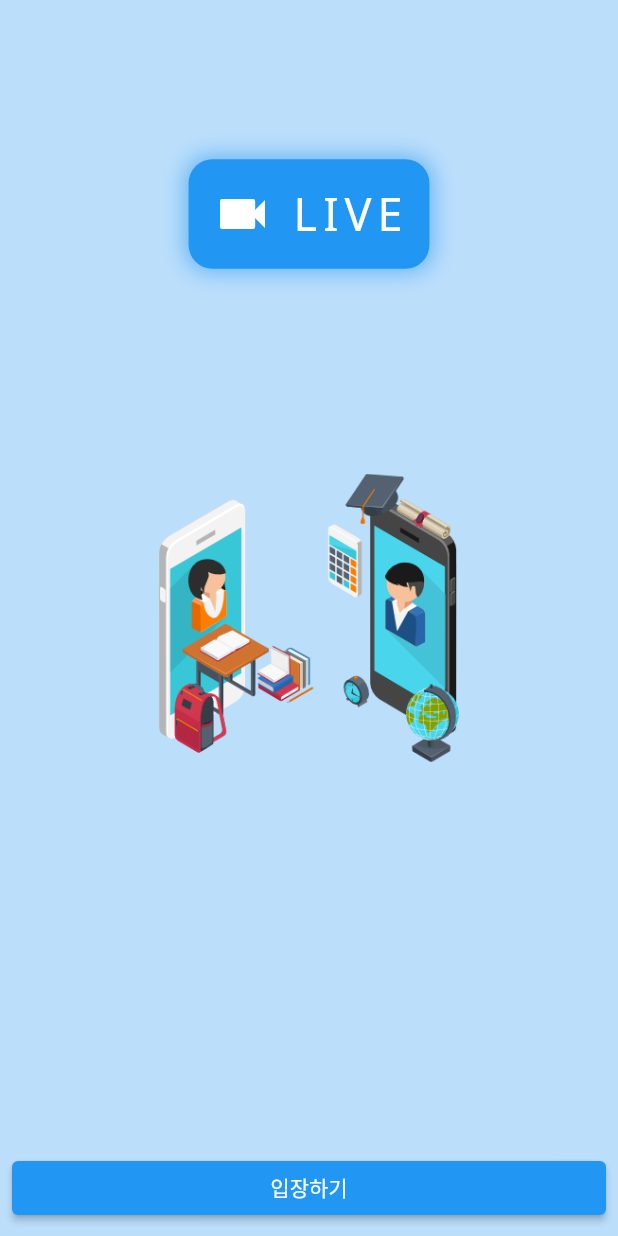
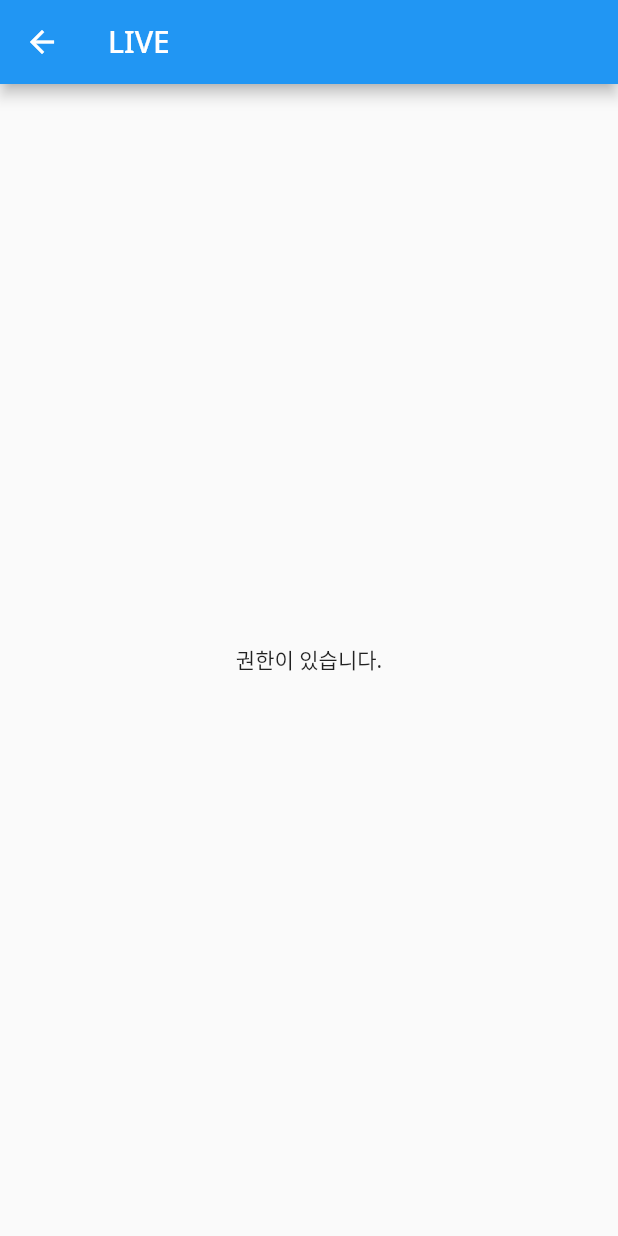
Before and after one commit to sjsjsj1246/flutter_RTC, a Flutter app: the screen it shows after launch, after a tap on "입장하기", on a phone screen of 412 x 824 dp. Run offline on Flutter 3.47's test engine with Material 2 defaults, Android fonts, the phone set to English and light mode, and no system bars; our stand-ins replace permission_handler.

```diff
--- /dev/null
+++ b/lib/screens/camScreen.dart
@@ -0,0 +1,47 @@
+import 'package:flutter/material.dart';
+import 'package:permission_handler/permission_handler.dart';
+
+class CamScreen extends StatefulWidget {
+  const CamScreen({Key? key}) : super(key: key);
+
+  @override
+  State<CamScreen> createState() => _CamScreenState();
+}
+
+class _CamScreenState extends State<CamScreen> {
+  @override
+  Widget build(BuildContext context) {
+    return Scaffold(
+      appBar: AppBar(
+        title: Text('LIVE'),
+      ),
+      body: FutureBuilder(
+          future: init(),
+          builder: (context, snapshot) {
+            if (snapshot.hasError) {
+              return Center(child: Text(snapshot.error.toString()));
+            }
+
+            if (!snapshot.hasData) {
+              return Center(child: CircularProgressIndicator());
+            }
+
+            return Center(child: Text("권한이 있습니다."));
+          }),
+    );
+  }
+
+  Future<bool> init() async {
+    final resp = await [Permission.camera, Permission.microphone].request();
+
+    final cameraPermission = resp[Permission.camera];
+    final micPermission = resp[Permission.microphone];
+
+    if (cameraPermission != PermissionStatus.granted ||
+        micPermission != PermissionStatus.granted) {
+      return false;
+    } else {
+      return true;
+    }
+  }
+}
--- a/lib/screens/homeScreen.dart
+++ b/lib/screens/homeScreen.dart
@@ -1,4 +1,5 @@
 import 'package:flutter/material.dart';
+import 'package:flutter_rtc/screens/camScreen.dart';
 
 class HomeScreen extends StatelessWidget {
   const HomeScreen({Key? key}) : super(key: key);
@@ -77,7 +78,10 @@ class _EntryButton extends StatelessWidget {
       crossAxisAlignment: CrossAxisAlignment.stretch,
       children: [
         ElevatedButton(
-          onPressed: () {},
+          onPressed: () {
+            Navigator.of(context)
+                .push(MaterialPageRoute(builder: (context) => CamScreen()));
+          },
           child: Text('입장하기'),
         )
       ],
```
